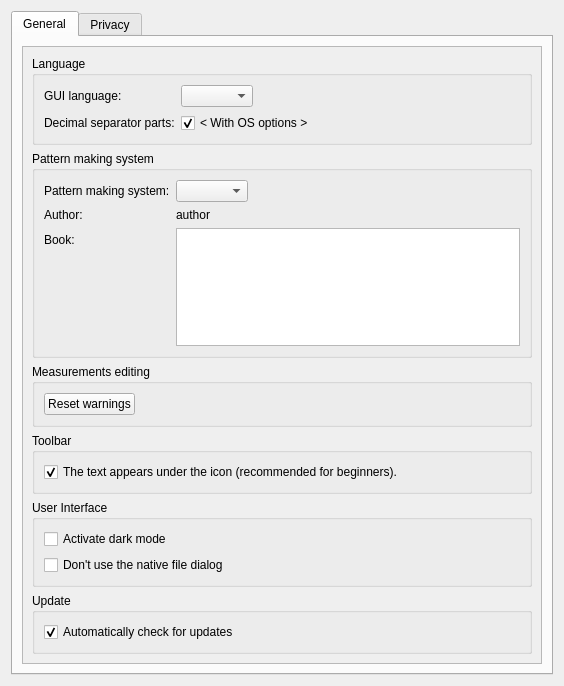
Before: the Qt Designer form src/app/tape/dialogs/configpages/tapepreferencesconfigurationpage.ui in dismine/valentina, drawn with Qt 5.
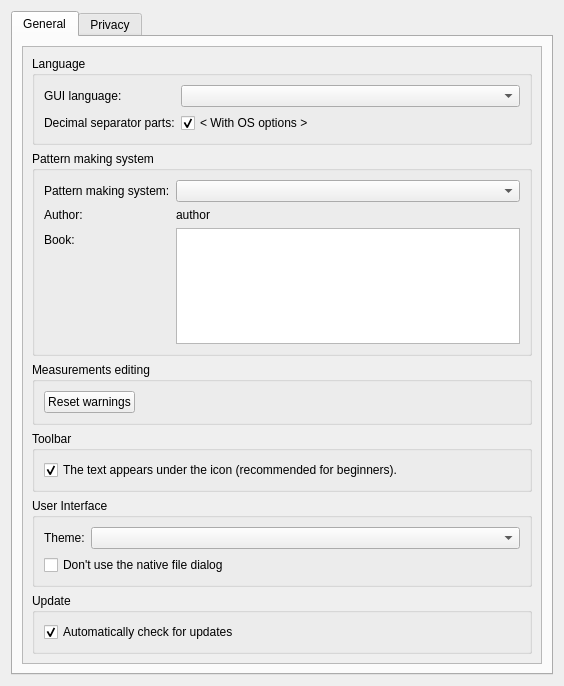
After: the same form once the commit is applied.

Commit message:
Improve support for dark theme.
Custom dark theme updated. Added support for native dark mode. Added new icon themes. Scene still needs improvement.

The edit to the form file:
```diff
--- a/src/app/tape/dialogs/configpages/tapepreferencesconfigurationpage.ui
+++ b/src/app/tape/dialogs/configpages/tapepreferencesconfigurationpage.ui
@@ -46,7 +46,7 @@
              </property>
              <layout class="QFormLayout" name="formLayout">
               <property name="fieldGrowthPolicy">
-               <enum>QFormLayout::ExpandingFieldsGrow</enum>
+               <enum>QFormLayout::AllNonFixedFieldsGrow</enum>
               </property>
               <item row="0" column="0">
                <widget class="QLabel" name="label_2">
@@ -85,7 +85,7 @@
              </property>
              <layout class="QFormLayout" name="formLayout_2">
               <property name="fieldGrowthPolicy">
-               <enum>QFormLayout::ExpandingFieldsGrow</enum>
+               <enum>QFormLayout::AllNonFixedFieldsGrow</enum>
               </property>
               <item row="0" column="0">
                <widget class="QLabel" name="label_6">
@@ -182,11 +182,24 @@
              </property>
              <layout class="QVBoxLayout" name="verticalLayout_5">
               <item>
-               <widget class="QCheckBox" name="darkModeCheck">
+               <layout class="QHBoxLayout" name="horizontalLayout">
+                <item>
+                 <widget class="QLabel" name="label_4">
+                  <property name="sizePolicy">
+                   <sizepolicy hsizetype="Fixed" vsizetype="Preferred">
+                    <horstretch>0</horstretch>
+                    <verstretch>0</verstretch>
+                   </sizepolicy>
+                  </property>
                 <property name="text">
-                 <string>Activate dark mode</string>
-                </property>
-               </widget>
+                   <string>Theme:</string>
+                  </property>
+                 </widget>
+                </item>
+                <item>
+                 <widget class="QComboBox" name="comboBoxThemeMode"/>
+                </item>
+               </layout>
               </item>
               <item>
                <widget class="QCheckBox" name="checkBoxDontUseNativeDialog">
```
Lines whose indentation alone changed are shown as unchanged. The commit also changes 20516 other files.
